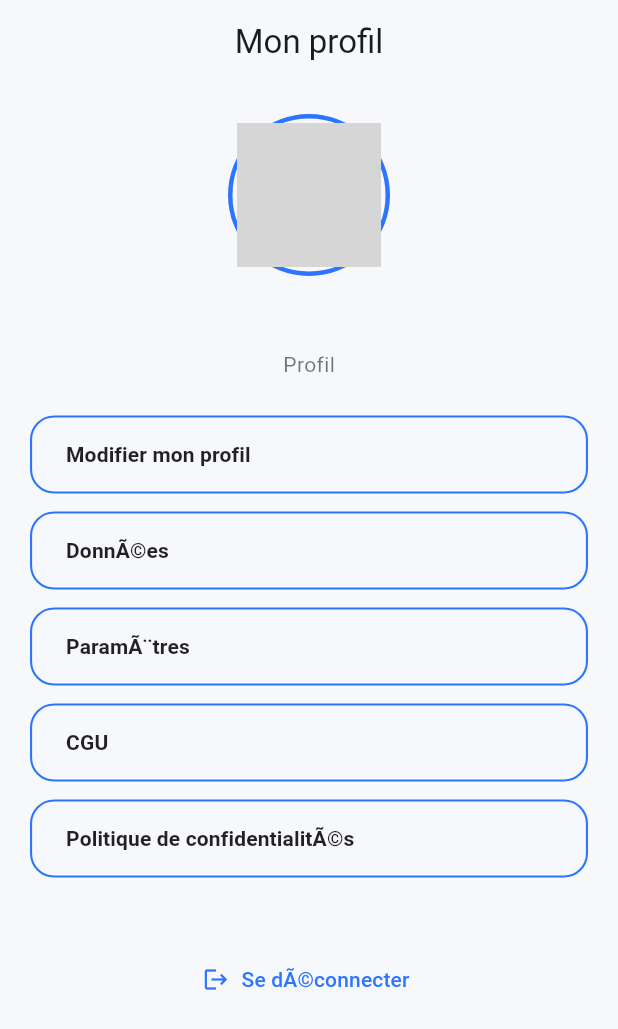
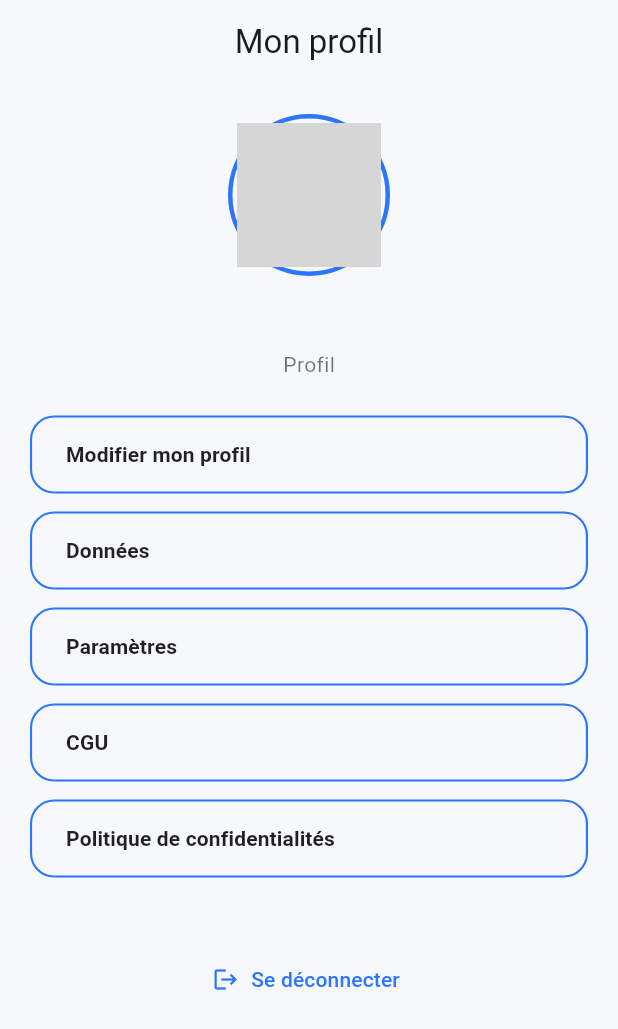
Before and after one commit to Hugophps/plogo_v1, a Flutter app: the ProfilePage screen opened directly with empty values, on a phone screen of 412 x 824 dp. Shown: the top 1029 px of the screen. Run offline on Flutter 3.47's test engine with Material 3 defaults, Android fonts, the phone set to English and light mode, and no system bars; our stand-ins replace file_picker, supabase_flutter; accounts and stored records are empty; network calls fail; statements that could not run were skipped; grey boxes are pictures that could not be loaded.

Commit message:
fix: Test correction accents page profil : Correct French text encoding issues in profile page

```diff
--- a/lib/features/profile/profile_page.dart
+++ b/lib/features/profile/profile_page.dart
@@ -80,10 +80,10 @@ class _ProfilePageState extends State<ProfilePage> {
     await Navigator.of(context).push(
       MaterialPageRoute(
         builder: (_) => ProfileLegalPage(
-          title: isPrivacy ? 'ConfidentialitÃ©s' : 'CGU',
+          title: isPrivacy ? 'Confidentialités' : 'CGU',
           heading: isPrivacy
-              ? 'Politique de confidentialitÃ©s'
-              : 'Conditions GÃ©nÃ©rales dâ€™Utilisation',
+              ? 'Politique de confidentialités'
+              : 'Conditions Gérales dâ€™Utilisation',
           body: _legalPlaceholder,
         ),
       ),
@@ -165,14 +165,14 @@ class _ProfilePageState extends State<ProfilePage> {
                 label: 'Modifier mon profil',
                 onTap: _openEdit,
               ),
-              _ProfileMenuButton(label: 'DonnÃ©es', onTap: _openData),
-              _ProfileMenuButton(label: 'ParamÃ¨tres', onTap: _openSettings),
+              _ProfileMenuButton(label: 'Données', onTap: _openData),
+              _ProfileMenuButton(label: 'Paramètres', onTap: _openSettings),
               _ProfileMenuButton(
                 label: 'CGU',
                 onTap: () => _openLegal(isPrivacy: false),
               ),
               _ProfileMenuButton(
-                label: 'Politique de confidentialitÃ©s',
+                label: 'Politique de confidentialités',
                 onTap: () => _openLegal(isPrivacy: true),
               ),
               const SizedBox(height: 32),
@@ -184,7 +184,7 @@ class _ProfilePageState extends State<ProfilePage> {
                   navigator.pop();
                 },
                 icon: const Icon(Icons.logout),
-                label: const Text('Se dÃ©connecter'),
+                label: const Text('Se déconnecter'),
                 style: TextButton.styleFrom(
                   foregroundColor: const Color(0xFF2C75FF),
                 ),
```
